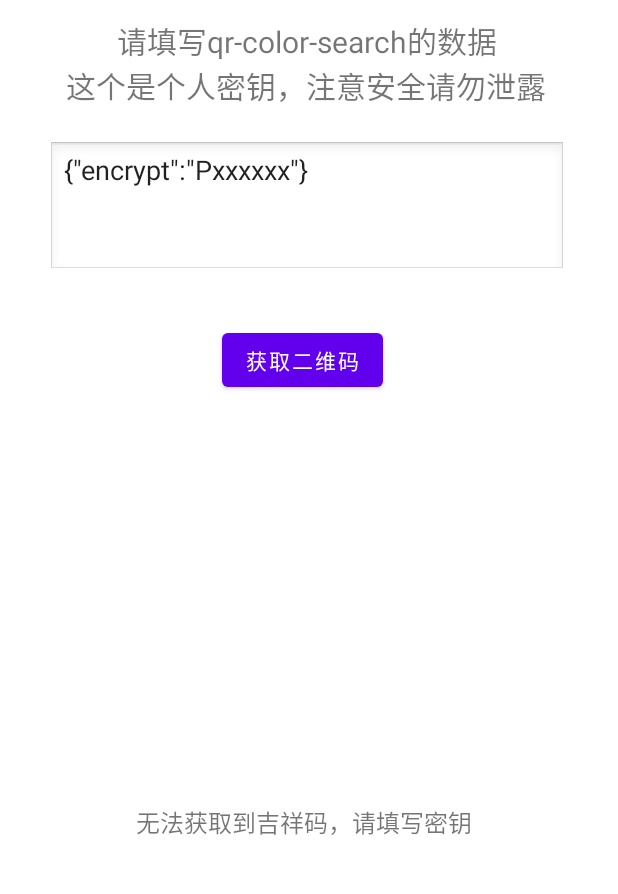
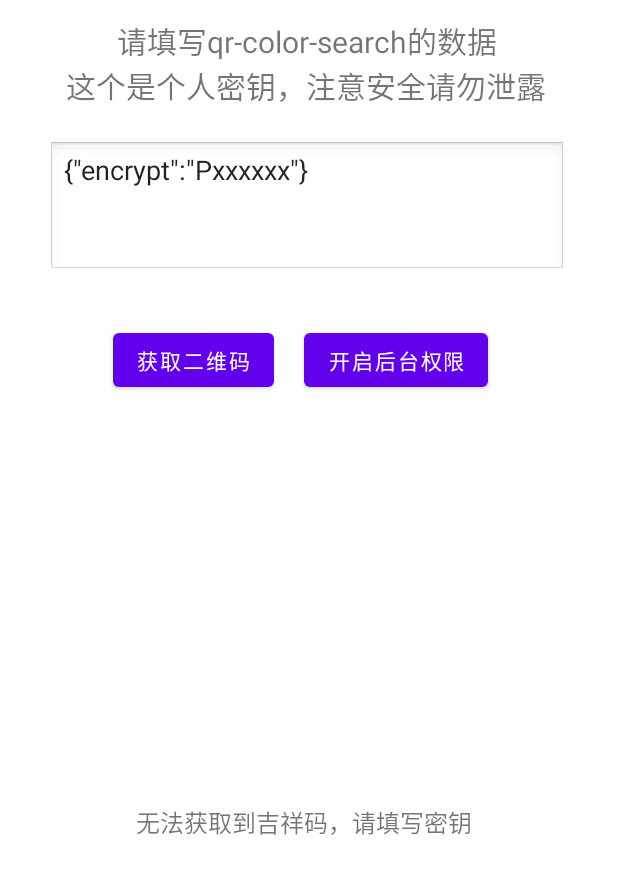
Before and after one commit to liujiaqi7998/jxqrcode, an Android app: the screen it shows after launch (MainActivity), on a phone screen of 412 x 824 dp, the part 123-1017 px from its top. Run offline under Robolectric (Android 15) with nearby library versions, the phone set to English and light mode, and no system bars.

Commit message:
优化小部件界面，添加申请后台权限功能，添加对自动更新服务的检测

```diff
--- a/app/src/main/res/layout/activity_main.xml
+++ b/app/src/main/res/layout/activity_main.xml
@@ -47,12 +47,21 @@
             android:textSize="16sp"
             android:layout_marginStart="32dp"
             android:layout_marginLeft="32dp"/>
-    <Button
-            android:text="@string/get_but_txt"
-            android:layout_width="wrap_content"
-            android:layout_height="wrap_content" android:id="@+id/get_button"
-            android:layout_marginLeft="148dp"
-            android:layout_marginStart="148dp"/>
+    <LinearLayout
+            android:orientation="horizontal"
+            android:layout_width="match_parent"
+            android:layout_height="wrap_content">
+        <Button
+                android:text="@string/get_but_txt"
+                android:layout_width="wrap_content"
+                android:layout_height="wrap_content" android:id="@+id/get_button"
+                android:layout_marginStart="75dp"/>
+        <Button
+                android:text="开启后台权限"
+                android:layout_marginStart="20dp"
+                android:layout_width="wrap_content"
+                android:layout_height="wrap_content" android:id="@+id/Background_button"/>
+    </LinearLayout>
     <ImageView
             android:layout_width="245dp"
             android:layout_height="245dp" app:srcCompat="@mipmap/ic_launcher"
```
